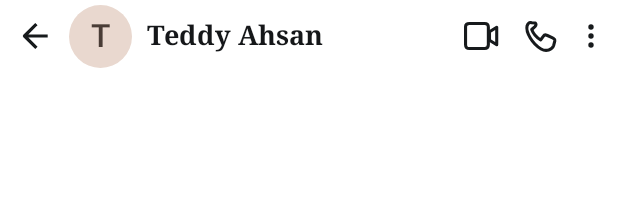
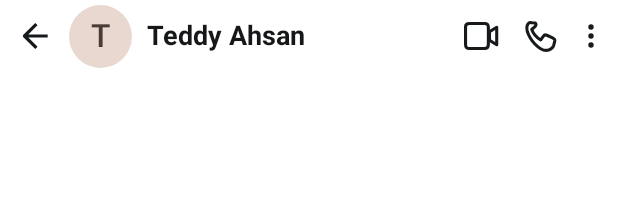
Before and after one commit to teddypro1/Teddy-WebApp, an Android app built with Jetpack Compose: the @Preview function ChatHeaderPreview, on a phone screen of 412 x 824 dp. Shown: the top 214 px of the screen. Run offline under Robolectric (Android 15) with nearby library versions, the phone set to English and light mode, and no system bars; pictures from the network do not load.

Commit message:
Match chat header title typography to WhatsApp

```diff
--- a/app/src/main/kotlin/com.teddy.bpositive/ui/screens/messaging/chat/ChatHeader.kt
+++ b/app/src/main/kotlin/com.teddy.bpositive/ui/screens/messaging/chat/ChatHeader.kt
@@ -100,7 +100,7 @@ fun ChatHeader(
                     .weight(1f)
                     .padding(start = 10.dp, end = 4.dp),
                 color = Color(0xFF151719),
-                fontFamily = FontFamily.Serif,
+                fontFamily = FontFamily.Default,
                 fontSize = 18.sp,
                 lineHeight = 22.sp,
                 fontWeight = FontWeight.Bold,
```
